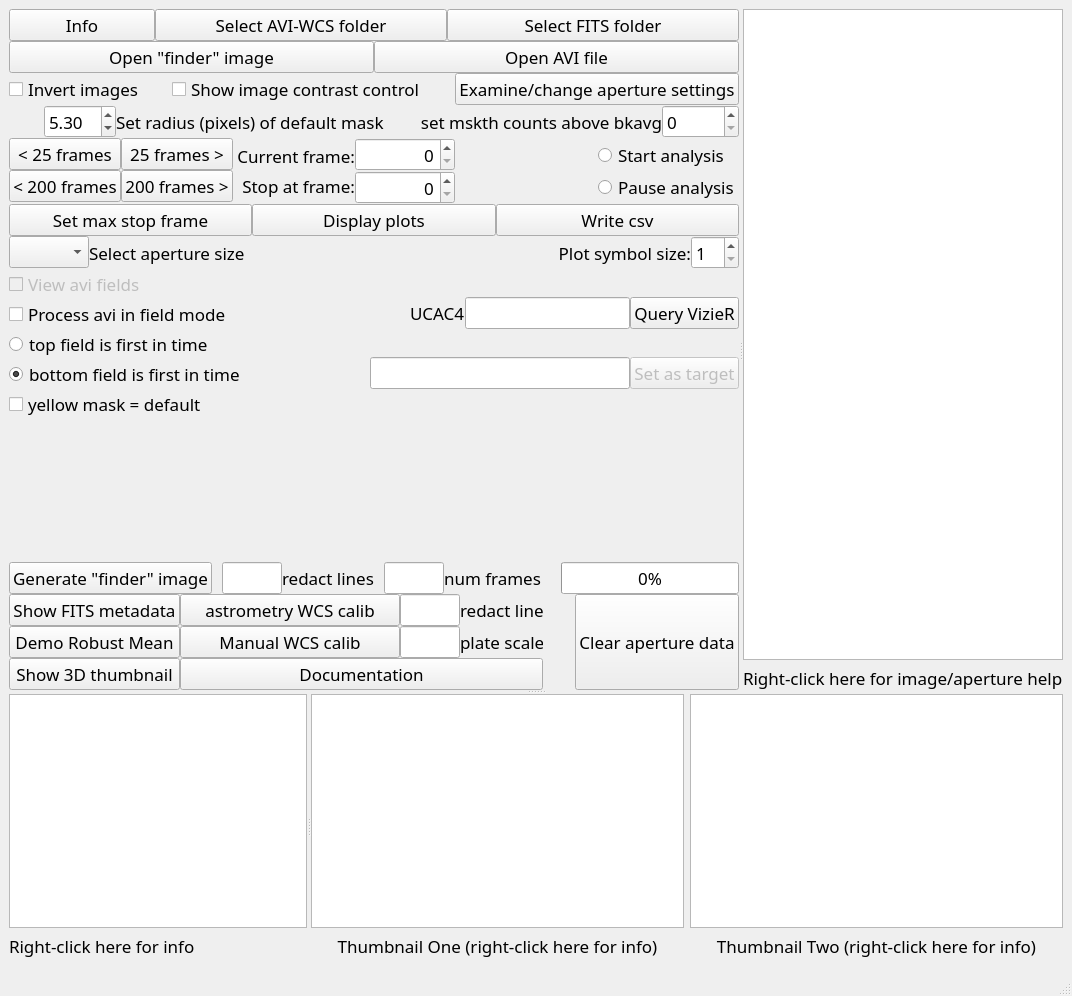
bob-anderson-ok/pymovie, file src/pymovie/PyMovie.ui: the form before one commit.
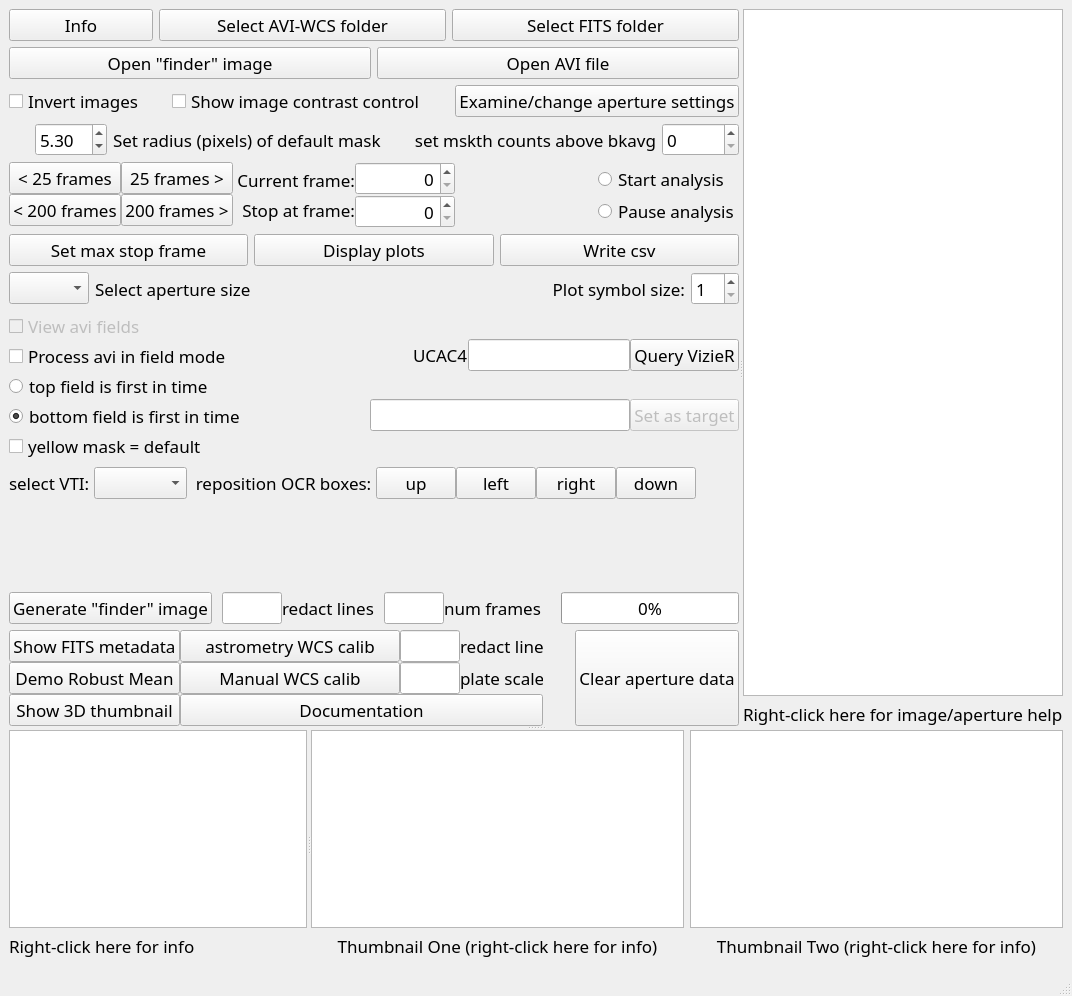
The form after the commit. Custom widgets are drawn as their Qt base class.

Patch:
```diff
--- a/src/pymovie/PyMovie.ui
+++ b/src/pymovie/PyMovie.ui
@@ -33,11 +33,8 @@
        <property name="orientation">
         <enum>Qt::Horizontal</enum>
        </property>
-       <widget class="QWidget" name="layoutWidget">
+       <widget class="QWidget" name="">
         <layout class="QVBoxLayout" name="verticalLayout_12">
-         <property name="spacing">
-          <number>0</number>
-         </property>
          <item>
           <layout class="QHBoxLayout" name="horizontalLayout_10" stretch="1,2,2">
            <item>
@@ -873,6 +870,123 @@
            </item>
           </layout>
          </item>
+         <item>
+          <layout class="QHBoxLayout" name="horizontalLayout_17">
+           <property name="spacing">
+            <number>0</number>
+           </property>
+           <item>
+            <widget class="QLabel" name="vtiSelectLabel">
+             <property name="toolTip">
+              <string>&lt;html&gt;&lt;head/&gt;&lt;body&gt;&lt;p&gt;This control provides a drop-down list of VTI (video time inserter) models for which OCR (optical character recognition) timestamp processing is available. Selecting an entry will cause a constellation of character extraction boxes to be displayed on the image (which automatically switches to field view).&lt;/p&gt;&lt;p&gt;If the character selection boxes enclose the correct characters and are well-aligned, then you're ready to go.&lt;/p&gt;&lt;p&gt;If the character boxes are not well aligned, use the jogging buttons to the right to achieve a better alignment.&lt;/p&gt;&lt;/body&gt;&lt;/html&gt;</string>
+             </property>
+             <property name="text">
+              <string>select VTI: </string>
+             </property>
+            </widget>
+           </item>
+           <item>
+            <widget class="QComboBox" name="vtiSelectComboBox">
+             <property name="toolTip">
+              <string>&lt;html&gt;&lt;head/&gt;&lt;body&gt;&lt;p&gt;This control provides a drop-down list of VTI (video time inserter) models for which OCR (optical character recognition) timestamp processing is available. Selecting an entry will cause a constellation of character extraction boxes to be displayed on the image (which automatically switches to field view).&lt;/p&gt;&lt;p&gt;If the character selection boxes enclose the correct characters and are well-aligned, then you're ready to go.&lt;/p&gt;&lt;p&gt;If the character boxes are not well aligned, use the jogging buttons to the right to achieve a better alignment.&lt;/p&gt;&lt;/body&gt;&lt;/html&gt;</string>
+             </property>
+             <property name="currentText">
+              <string/>
+             </property>
+             <property name="currentIndex">
+              <number>-1</number>
+             </property>
+            </widget>
+           </item>
+           <item>
+            <widget class="QLabel" name="repositionOcrBoxesLabel">
+             <property name="toolTip">
+              <string>&lt;html&gt;&lt;head/&gt;&lt;body&gt;&lt;p&gt;Because of the way that frame grabbers work, it will often be the case that the character selection boxes are not perfectly aligned. Different frame grabbers will trim a different number of lines from the top and bottom of the display --- there is no standard govening this. So, you may well need to shift the position of the character selection box constellation to match your camera/frame-grabber combination. The position changes that you make will be 'sticky', so if your equipment pipeline doesn't change, you will only need to make this alignment once.&lt;/p&gt;&lt;/body&gt;&lt;/html&gt;</string>
+             </property>
+             <property name="text">
+              <string>  reposition OCR boxes: </string>
+             </property>
+            </widget>
+           </item>
+           <item>
+            <widget class="QPushButton" name="jogOcrBoxesUpButton">
+             <property name="minimumSize">
+              <size>
+               <width>72</width>
+               <height>0</height>
+              </size>
+             </property>
+             <property name="toolTip">
+              <string>Jog OCR character selection boxes up one pixel.</string>
+             </property>
+             <property name="text">
+              <string>up</string>
+             </property>
+            </widget>
+           </item>
+           <item>
+            <widget class="QPushButton" name="jogOcrBoxesLeftButton">
+             <property name="minimumSize">
+              <size>
+               <width>72</width>
+               <height>0</height>
+              </size>
+             </property>
+             <property name="toolTip">
+              <string>Jog OCR character selection boxes left one pixel.</string>
+             </property>
+             <property name="text">
+              <string>left</string>
+             </property>
+            </widget>
+           </item>
+           <item>
+            <widget class="QPushButton" name="jogOcrBoxesRightButton">
+             <property name="minimumSize">
+              <size>
+               <width>72</width>
+               <height>0</height>
+              </size>
+             </property>
+             <property name="toolTip">
+              <string>Jog OCR character selection boxes right one pixel.</string>
+             </property>
+             <property name="text">
+              <string>right</string>
+             </property>
+            </widget>
+           </item>
+           <item>
+            <widget class="QPushButton" name="jogOcrBoxesDownButton">
+             <property name="minimumSize">
+              <size>
+               <width>72</width>
+               <height>0</height>
+              </size>
+             </property>
+             <property name="toolTip">
+              <string>Jog OCR character selection boxes down one pixel.</string>
+             </property>
+             <property name="text">
+              <string>down</string>
+             </property>
+            </widget>
+           </item>
+           <item>
+            <spacer name="horizontalSpacer_10">
+             <property name="orientation">
+              <enum>Qt::Horizontal</enum>
+             </property>
+             <property name="sizeHint" stdset="0">
+              <size>
+               <width>40</width>
+               <height>20</height>
+              </size>
+             </property>
+            </spacer>
+           </item>
+          </layout>
+         </item>
          <item>
           <spacer name="verticalSpacer">
            <property name="orientation">
@@ -880,8 +994,8 @@
            </property>
            <property name="sizeHint" stdset="0">
             <size>
-             <width>529</width>
-             <height>13</height>
+             <width>20</width>
+             <height>40</height>
             </size>
            </property>
           </spacer>
```
